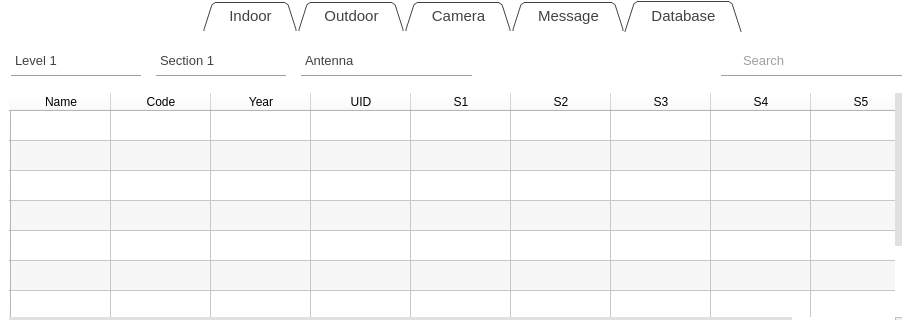
The window that src/main.ui (xiang1030/kontrol) describes before a commit, drawn with Qt 5; both pictures show x 0 to 911 and y 0 to 320 of the 911 by 547 pixel window.
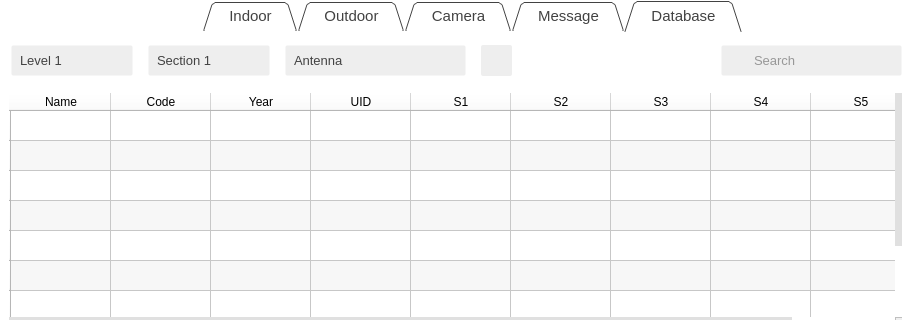
The same window after the commit. The open tabs and pages were chosen to show the change. Icons and pictures are not drawn.

Commit message: Change Database tab buttons style

```diff
--- a/src/main.ui
+++ b/src/main.ui
@@ -193,20 +193,14 @@
   }
 
 QComboBox {
-	background-color: transparent;
-	border-radius: 0px;
-	border: 0px;
-    border-bottom: 1px solid #9E9E9E;
+	background: #EEEEEE;
+    border: 1px solid transparent;
+	border-radius: 2px;
 	color: #424242;
-	padding: 0 4px ;
+	padding: 0 8px ;
 
 }
 
-QComboBox:hover {
-    border-bottom: 1px solid #1565C0;
-}
-
-
 QComboBox::drop-down {
 	subcontrol-origin: padding;
 	subcontrol-position: top right;
@@ -222,7 +216,6 @@
 
 QComboBox QAbstractItemView {
 	border: 0px;
-
 	color: #424242;
     position: relative;
     padding: 4px 4px;
@@ -2094,7 +2087,7 @@
        <rect>
         <x>10</x>
         <y>5</y>
-        <width>461</width>
+        <width>501</width>
         <height>46</height>
        </rect>
       </property>
@@ -2271,6 +2264,61 @@
          </item>
         </widget>
        </item>
+       <item>
+        <widget class="QPushButton" name="refresh_button">
+         <property name="minimumSize">
+          <size>
+           <width>31</width>
+           <height>31</height>
+          </size>
+         </property>
+         <property name="maximumSize">
+          <size>
+           <width>31</width>
+           <height>16777215</height>
+          </size>
+         </property>
+         <property name="font">
+          <font>
+           <pointsize>10</pointsize>
+          </font>
+         </property>
+         <property name="focusPolicy">
+          <enum>Qt::NoFocus</enum>
+         </property>
+         <property name="styleSheet">
+          <string notr="true">QPushButton{
+	background: #EEEEEE;
+	border: 0px;
+	border-radius: 2px;
+	image: url(:/icons/ui/refresh_normal.png);
+}
+
+QPushButton:hover {
+	image: url(:/icons/ui/refresh_hover.png);
+}
+
+QPushButton:pressed {
+	image: url(:/icons/ui/refresh_pressed.png);
+}
+
+</string>
+         </property>
+         <property name="text">
+          <string/>
+         </property>
+         <property name="icon">
+          <iconset>
+           <normaloff>:/icons/ui/refresh.png</normaloff>:/icons/ui/refresh.png</iconset>
+         </property>
+         <property name="iconSize">
+          <size>
+           <width>20</width>
+           <height>20</height>
+          </size>
+         </property>
+        </widget>
+       </item>
       </layout>
      </widget>
      <widget class="QLineEdit" name="search_lineedit">
@@ -2292,20 +2340,13 @@
       </property>
       <property name="styleSheet">
        <string notr="true">QLineEdit {
-	background: transparent;
-	border: 0px;
-    	border-bottom: 1px solid #9E9E9E;
+	background: #EEEEEE;
+    border: 1px solid transparent;
+	border-radius: 2px;
 	color: #424242;
-	padding: 0 4px 0 20px;
+	padding: 0 4px 0 30px;
 	selection-background-color: #42A5F5;
 	selection-color: #ffffff;
-	background-image: url(:/icons/ui/search.png);
-	background-repeat: no-repeat;
-	background-position: left;
-}
-
-QLineEdit:hover {
-    	border-bottom: 1px solid #1565C0;
 }
 
 QLineEdit:focus {
@@ -2318,65 +2359,23 @@
        <string>Search</string>
       </property>
      </widget>
-     <widget class="QPushButton" name="refresh_button">
+     <widget class="QLabel" name="label_2">
       <property name="geometry">
        <rect>
-        <x>480</x>
-        <y>17</y>
-        <width>31</width>
-        <height>31</height>
+        <x>727</x>
+        <y>19</y>
+        <width>21</width>
+        <height>17</height>
        </rect>
       </property>
-      <property name="minimumSize">
-       <size>
-        <width>31</width>
-        <height>31</height>
-       </size>
-      </property>
-      <property name="maximumSize">
-       <size>
-        <width>31</width>
-        <height>16777215</height>
-       </size>
-      </property>
-      <property name="font">
-       <font>
-        <pointsize>10</pointsize>
-       </font>
-      </property>
-      <property name="focusPolicy">
-       <enum>Qt::NoFocus</enum>
-      </property>
       <property name="styleSheet">
-       <string notr="true">QPushButton{
-	background: transparent;
-	border: 0px;
-	image: url(:/icons/ui/refresh_normal.png);
-}
-
-QPushButton:hover {
-	image: url(:/icons/ui/refresh_hover.png);
-}
-
-QPushButton:pressed {
-	image: url(:/icons/ui/refresh_pressed.png);
-}
-
-</string>
+       <string notr="true">	background-color: transparent;
+	background-image: url(:/icons/ui/search.png);
+	background-repeat: no-repeat;</string>
       </property>
       <property name="text">
        <string/>
       </property>
-      <property name="icon">
-       <iconset>
-        <normaloff>:/icons/ui/refresh.png</normaloff>:/icons/ui/refresh.png</iconset>
-      </property>
-      <property name="iconSize">
-       <size>
-        <width>20</width>
-        <height>20</height>
-       </size>
-      </property>
      </widget>
      <zorder>layoutWidget</zorder>
      <zorder>table</zorder>
```
Left out of the diff: 5 changed lines with no effect on the pictures. The commit also changes 1 other file.
